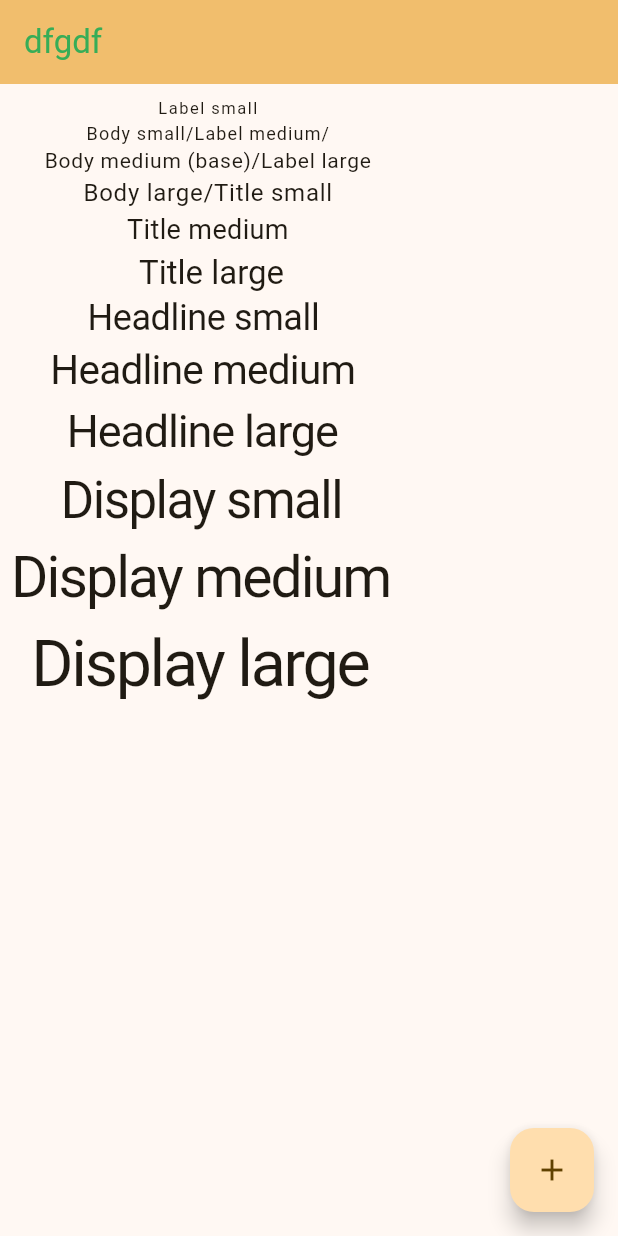
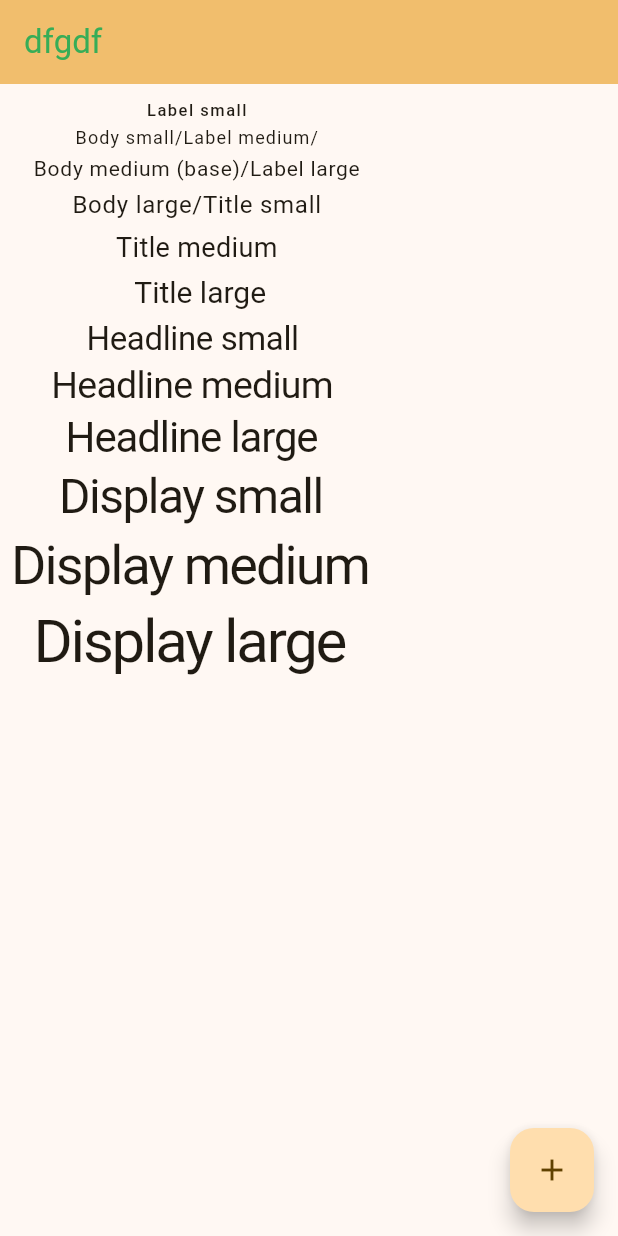
Before and after one commit to The-Artista/artista_config, a Flutter app: the screen it shows after launch, on a phone screen of 412 x 824 dp. Run offline on Flutter 3.47's test engine with Material 2 defaults, Android fonts, the phone set to English and light mode, and no system bars; our stand-ins replace get_it.

Commit message:
feat: typography construction

```diff
--- a/example/lib/main.dart
+++ b/example/lib/main.dart
@@ -87,6 +87,19 @@ class _MyHomePageState extends State<MyHomePage> {
     // than having to individually change instances of widgets.
 
     final ddgg = getArtistaConfig<ArtistaConfig>();
+    /*print(ddgg.config.typograpy?.typographyRole?.labelSmall?.fontSize);
+    print(ddgg.config.typograpy?.typographyRole?.bodySmall?.fontSize);
+    print(ddgg.config.typograpy?.typographyRole?.bodyMedium?.fontSize);
+    print(ddgg.config.typograpy?.typographyRole?.bodyLarge?.fontSize);
+    print(ddgg.config.typograpy?.typographyRole?.titleMedium?.fontSize);
+    print(ddgg.config.typograpy?.typographyRole?.titleLarge?.fontSize);
+    print(ddgg.config.typograpy?.typographyRole?.headlineSmall?.fontSize);
+    print(ddgg.config.typograpy?.typographyRole?.headlineMedium?.fontSize);
+    print(ddgg.config.typograpy?.typographyRole?.headlineLarge?.fontSize);
+    print(ddgg.config.typograpy?.typographyRole?.displaySmall?.fontSize);*/
+    print(ddgg.config.typograpy?.typographyRole?.displayMedium?.fontSize);
+    print(ddgg.config.typograpy?.typographyRole?.displayLarge?.fontSize);
+
     return Scaffold(
       appBar: AppBar(
         // TRY THIS: Try changing the color here to a specific color (to
@@ -106,51 +119,51 @@ class _MyHomePageState extends State<MyHomePage> {
           children: [
             Text(
               'Label small',
-              style: TextStyle(fontSize: 11,letterSpacing: 1),
+              style: TextStyle(fontSize: ddgg.config.typograpy?.typographyRole?.labelSmall?.fontSize,letterSpacing: 1,height: 1.618,fontWeight: FontWeight.w500),
             ),
             Text(
               'Body small/Label medium/',
-              style: TextStyle(fontSize: 12, letterSpacing: .75),
+              style: TextStyle(fontSize: ddgg.config.typograpy?.typographyRole?.bodySmall?.fontSize, letterSpacing: .75,height: 1.618),
             ),
             Text(
               'Body medium	(base)/Label large',
-              style: TextStyle(fontSize: 14,letterSpacing: .50),
+              style: TextStyle(fontSize: ddgg.config.typograpy?.typographyRole?.bodyMedium?.fontSize,letterSpacing: .50,height: 1.618),
             ),
             Text(
               'Body large/Title small',
-              style: TextStyle(fontSize: 16,letterSpacing: .50),
+              style: TextStyle(fontSize: ddgg.config.typograpy?.typographyRole?.bodyLarge?.fontSize,letterSpacing: .50,height: 1.618),
             ),
             Text(
               'Title medium',
-              style: TextStyle(fontSize: 18,letterSpacing: .25),
+              style: TextStyle(fontSize: ddgg.config.typograpy?.typographyRole?.titleMedium?.fontSize,letterSpacing: .25,height: 1.618),
             ),
             Text(
               '	Title large',
-              style: TextStyle(fontSize: 22,letterSpacing: 0),
+              style: TextStyle(fontSize: ddgg.config.typograpy?.typographyRole?.titleLarge?.fontSize,letterSpacing: 0,height: 1.618),
             ),
             Text(
               'Headline small	',
-              style: TextStyle(fontSize: 24,letterSpacing: -0.25,height: 1.25),
+              style: TextStyle(fontSize: ddgg.config.typograpy?.typographyRole?.headlineSmall?.fontSize,letterSpacing: -0.25,height: 1.33),
             ),
             Text(
               'Headline medium	',
-              style: TextStyle(fontSize: 27,letterSpacing: -0.50),
+              style: TextStyle(fontSize: ddgg.config.typograpy?.typographyRole?.headlineMedium?.fontSize,letterSpacing: -0.50,height: 1.33),
             ),
             Text(
               'Headline large	',
-              style: TextStyle(fontSize: 30,letterSpacing: -0.75),
+              style: TextStyle(fontSize: ddgg.config.typograpy?.typographyRole?.headlineLarge?.fontSize,letterSpacing: -0.75,height: 1.33),
             ),
             Text(
               'Display small	',
-              style: TextStyle(fontSize: 34,letterSpacing: -1),
+              style: TextStyle(fontSize: ddgg.config.typograpy?.typographyRole?.displaySmall?.fontSize,letterSpacing: -1,height: 1.33),
             ),
             Text(
               'Display medium	',
-              style: TextStyle(fontSize: 38,letterSpacing: -1.25),
+              style: TextStyle(fontSize: ddgg.config.typograpy?.typographyRole?.displayMedium?.fontSize,letterSpacing: -1.25,height: 1.33),
             ),
             Text(
               'Display large	',
-              style: TextStyle(fontSize: 43,letterSpacing: -1.50,),
+              style: TextStyle(fontSize: ddgg.config.typograpy?.typographyRole?.displayLarge?.fontSize,letterSpacing: -1.50,height: 1.33),
             ),
           ],
         ),
--- a/lib/src/model/artista_config_model.dart
+++ b/lib/src/model/artista_config_model.dart
@@ -6,7 +6,6 @@ class ArtistaConfigModel {
     colors ??= ArtistaColorModel();
     typograpy ??= TypograpyConfig();
   }
-
   ArtistaColorModel? colors;
   TypograpyConfig? typograpy;
 }
--- a/lib/src/model/typography.dart
+++ b/lib/src/model/typography.dart
@@ -47,33 +47,216 @@ class TypographyRole {
 class TypographyRoleProperty {
   TypographyRoleProperty({
     required this.fontFamily,
-    required this.height,
     required this.color,
     required this.fontSize,
     required this.fontWeight,
+    required this.letterSpacing,
     required this.lineHeight,
   });
 
   final String fontFamily;
-  final int fontSize;
-  final double height;
-  final MaterialColor color;
+  final double fontSize;
+  final Color color;
   final FontWeight fontWeight;
-  final int lineHeight;
+  final double lineHeight;
+  final double letterSpacing;
+}
+
+class TypographySize {
+  TypographySize({
+    this.bodyLarge,
+    this.bodyMedium,
+    this.headlineSmall,
+    this.bodySmall,
+    this.displayLarge,
+    this.displayMedium,
+    this.displaySmall,
+    this.headlineLarge,
+    this.headlineMedium,
+    this.labelLarge,
+    this.labelMedium,
+    this.labelSmall,
+    this.titleLarge,
+    this.titleMedium,
+    this.titleSmall,
+  }) {}
+
+  double? displayLarge;
+  double? displayMedium;
+  double? displaySmall;
+  double? headlineLarge;
+  double? headlineMedium;
+  double? headlineSmall;
+
+  double? titleLarge;
+  double? titleMedium;
+
+  double? titleSmall;
+
+  double? labelLarge;
+
+  double? labelMedium;
+
+  double? labelSmall;
+
+  double? bodyLarge;
+
+  double? bodyMedium;
+
+  double? bodySmall;
 }
 
 class TypograpyConfig {
   TypograpyConfig({
-    this.fontRatio = 1.25,
+    this.fontRatio = 1.125,
     this.lineHeightRatio = 1.5,
     this.fontFamily = 'Roboto',
     this.fontColor = Colors.black,
+    this.baseFont = 14
   }) {
-    typographyRole = TypographyRole();
+    final ratio = this.fontRatio ?? 1.125;
+    final base = this.baseFont ?? 14;
+    final size = TypographySize(
+      labelSmall: ((base / ratio) / ratio).roundToDouble(),
+      bodySmall: (base / ratio).roundToDouble(),
+      labelMedium: (base * ratio).roundToDouble(),
+      bodyMedium: base.roundToDouble(),
+      labelLarge: base.roundToDouble(),
+      bodyLarge: (base * ratio).roundToDouble(),
+      titleSmall: (base * ratio).roundToDouble(),
+      titleMedium: ((base * ratio) * ratio).roundToDouble(),
+      titleLarge: (((base * ratio) * ratio) * ratio).roundToDouble(),
+      headlineSmall: ((((base * ratio) * ratio) * ratio)*ratio).roundToDouble(),
+      headlineMedium: (((((base * ratio) * ratio) * ratio)*ratio)*ratio).roundToDouble(),
+      headlineLarge: ((((((base * ratio) * ratio) * ratio)*ratio)*ratio)*ratio).roundToDouble(),
+      displaySmall: (((((((base * ratio) * ratio) * ratio)*ratio)*ratio)*ratio)*ratio).roundToDouble(),
+      displayMedium: ((((((((base * ratio) * ratio) * ratio)*ratio)*ratio)*ratio)*ratio)*ratio).roundToDouble(),
+      displayLarge: (((((((((base * ratio) * ratio) * ratio)*ratio)*ratio)*ratio)*ratio)*ratio)*ratio).roundToDouble(),
+    );
+    this.typographyRole = TypographyRole(
+      bodySmall: TypographyRoleProperty(
+          fontFamily: this.fontFamily ?? 'Roboto',
+          color: this.fontColor ?? Colors.black,
+          fontSize: size.bodySmall!,
+          fontWeight: FontWeight.w400,
+          lineHeight: 1.618,
+          letterSpacing: 1),
+      bodyMedium: TypographyRoleProperty(
+          fontFamily: this.fontFamily ?? 'Roboto',
+          color: this.fontColor ?? Colors.black,
+          fontSize: size.bodyMedium!,
+          fontWeight: FontWeight.w400,
+          lineHeight: 1.618,
+          letterSpacing: .75),
+      bodyLarge: TypographyRoleProperty(
+          fontFamily: this.fontFamily ?? 'Roboto',
+          color: this.fontColor ?? Colors.black,
+          fontSize: size.bodyLarge!,
+          fontWeight: FontWeight.w400,
+          lineHeight: 1.618,
+          letterSpacing: .75),
+      labelSmall: TypographyRoleProperty(
+        fontFamily: this.fontFamily ?? 'Roboto',
+        color: this.fontColor ?? Colors.black,
+        fontSize: size.labelSmall!,
+        fontWeight: FontWeight.w500,
+        lineHeight: 1.618,
+        letterSpacing: .75,
+      ),
+      labelMedium: TypographyRoleProperty(
+        fontFamily: this.fontFamily ?? 'Roboto',
+        color: this.fontColor ?? Colors.black,
+        fontSize: size.labelMedium!,
+        fontWeight: FontWeight.w500,
+        lineHeight: 1.618,
+        letterSpacing: .75,
+      ),
+      labelLarge: TypographyRoleProperty(
+        fontFamily: this.fontFamily ?? 'Roboto',
+        color: this.fontColor ?? Colors.black,
+        fontSize: size.labelLarge!,
+        fontWeight: FontWeight.w500,
+        lineHeight: 1.618,
+        letterSpacing: .75,
+      ),
+      titleSmall: TypographyRoleProperty(
+        fontFamily: this.fontFamily ?? 'Roboto',
+        color: this.fontColor ?? Colors.black,
+        fontSize: size.titleSmall!,
+        fontWeight: FontWeight.w500,
+        lineHeight: 1.618,
+        letterSpacing: .75,
+      ),
+      titleMedium: TypographyRoleProperty(
+        fontFamily: this.fontFamily ?? 'Roboto',
+        color: this.fontColor ?? Colors.black,
+        fontSize: size.titleMedium!,
+        fontWeight: FontWeight.w500,
+        lineHeight: 1.618,
+        letterSpacing: .75,
+      ),
+      titleLarge: TypographyRoleProperty(
+        fontFamily: this.fontFamily ?? 'Roboto',
+        color: this.fontColor ?? Colors.black,
+        fontSize: size.titleLarge!,
+        fontWeight: FontWeight.w500,
+        lineHeight: 1.618,
+        letterSpacing: .75,
+      ),
+      headlineSmall: TypographyRoleProperty(
+        fontFamily: this.fontFamily ?? 'Roboto',
+        color: this.fontColor ?? Colors.black,
+        fontSize: size.headlineSmall!,
+        fontWeight: FontWeight.w500,
+        lineHeight: 1.618,
+        letterSpacing: .75,
+      ),
+      headlineMedium: TypographyRoleProperty(
+        fontFamily: this.fontFamily ?? 'Roboto',
+        color: this.fontColor ?? Colors.black,
+        fontSize: size.headlineMedium!,
+        fontWeight: FontWeight.w500,
+        lineHeight: 1.618,
+        letterSpacing: .75,
+      ),
+      headlineLarge: TypographyRoleProperty(
+        fontFamily: this.fontFamily ?? 'Roboto',
+        color: this.fontColor ?? Colors.black,
+        fontSize: size.headlineLarge!,
+        fontWeight: FontWeight.w500,
+        lineHeight: 1.618,
+        letterSpacing: .75,
+      ),
+      displaySmall: TypographyRoleProperty(
+        fontFamily: this.fontFamily ?? 'Roboto',
+        color: this.fontColor ?? Colors.black,
+        fontSize: size.displaySmall!,
+        fontWeight: FontWeight.w500,
+        lineHeight: 1.618,
+        letterSpacing: .75,
+      ),
+      displayMedium: TypographyRoleProperty(
+        fontFamily: this.fontFamily ?? 'Roboto',
+        color: this.fontColor ?? Colors.black,
+        fontSize: size.displayMedium!,
+        fontWeight: FontWeight.w500,
+        lineHeight: 1.618,
+        letterSpacing: .75,
+      ),
+      displayLarge: TypographyRoleProperty(
+        fontFamily: this.fontFamily ?? 'Roboto',
+        color: this.fontColor ?? Colors.black,
+        fontSize: size.displayLarge!,
+        fontWeight: FontWeight.w500,
+        lineHeight: 1.618,
+        letterSpacing: .75,
+      ),
+    );
   }
 
   double? fontRatio;
   double? lineHeightRatio;
+  double? baseFont;
   String? fontFamily;
   Color? fontColor;
   TypographyRole? typographyRole;
--- a/lib/src/utils/font.dart
+++ /dev/null
@@ -1,3 +0,0 @@
-void getFonts({double ratio = 1.33, double base = 12}) {
-
-}
```
